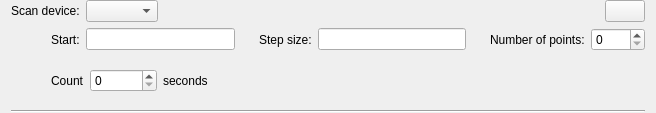
This is lib/nicos/clients/gui/cmdlets/scan.ui in mlz-ictrl/nicos as Qt 5 draws it before an edit. The edited form follows.
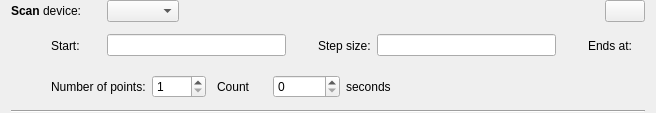
This is the edited form. Icons and pictures are not drawn.

What changed in the file:
```diff
--- a/lib/nicos/clients/gui/cmdlets/scan.ui
+++ b/lib/nicos/clients/gui/cmdlets/scan.ui
@@ -24,8 +24,14 @@
     <layout class="QHBoxLayout" name="horizontalLayout">
      <item>
       <widget class="QLabel" name="label">
+       <property name="minimumSize">
+        <size>
+         <width>90</width>
+         <height>0</height>
+        </size>
+       </property>
        <property name="text">
-        <string>Scan device:</string>
+        <string>&lt;b&gt;Scan&lt;/b&gt; device:</string>
        </property>
       </widget>
      </item>
@@ -84,6 +90,12 @@
      </item>
      <item>
       <widget class="QLabel" name="label_2">
+       <property name="minimumSize">
+        <size>
+         <width>50</width>
+         <height>0</height>
+        </size>
+       </property>
        <property name="text">
         <string>Start:</string>
        </property>
@@ -109,8 +121,8 @@
        </property>
        <property name="sizeHint" stdset="0">
         <size>
-         <width>5</width>
-         <height>1</height>
+         <width>13</width>
+         <height>13</height>
         </size>
        </property>
       </spacer>
@@ -133,7 +145,7 @@
       </widget>
      </item>
      <item>
-      <spacer name="horizontalSpacer_6">
+      <spacer name="horizontalSpacer_7">
        <property name="orientation">
         <enum>Qt::Horizontal</enum>
        </property>
@@ -142,8 +154,42 @@
        </property>
        <property name="sizeHint" stdset="0">
         <size>
-         <width>5</width>
-         <height>1</height>
+         <width>13</width>
+         <height>13</height>
+        </size>
+       </property>
+      </spacer>
+     </item>
+     <item>
+      <widget class="QLabel" name="label_7">
+       <property name="text">
+        <string>Ends at:</string>
+       </property>
+      </widget>
+     </item>
+     <item>
+      <widget class="QLabel" name="endPos">
+       <property name="text">
+        <string/>
+       </property>
+      </widget>
+     </item>
+    </layout>
+   </item>
+   <item>
+    <layout class="QHBoxLayout" name="horizontalLayout_3">
+     <item>
+      <spacer name="horizontalSpacer_4">
+       <property name="orientation">
+        <enum>Qt::Horizontal</enum>
+       </property>
+       <property name="sizeType">
+        <enum>QSizePolicy::Fixed</enum>
+       </property>
+       <property name="sizeHint" stdset="0">
+        <size>
+         <width>40</width>
+         <height>20</height>
         </size>
        </property>
       </spacer>
@@ -157,17 +203,16 @@
      </item>
      <item>
       <widget class="QSpinBox" name="numpoints">
+       <property name="minimum">
+        <number>1</number>
+       </property>
        <property name="maximum">
         <number>1000</number>
        </property>
       </widget>
      </item>
-    </layout>
-   </item>
-   <item>
-    <layout class="QHBoxLayout" name="horizontalLayout_3">
      <item>
-      <spacer name="horizontalSpacer_4">
+      <spacer name="horizontalSpacer_6">
        <property name="orientation">
         <enum>Qt::Horizontal</enum>
        </property>
@@ -176,14 +221,20 @@
        </property>
        <property name="sizeHint" stdset="0">
         <size>
-         <width>40</width>
-         <height>20</height>
+         <width>5</width>
+         <height>1</height>
         </size>
        </property>
       </spacer>
      </item>
      <item>
       <widget class="QLabel" name="label_5">
+       <property name="minimumSize">
+        <size>
+         <width>50</width>
+         <height>0</height>
+        </size>
+       </property>
        <property name="text">
         <string>Count</string>
        </property>
```
Left out of the diff: 4 changed lines with no effect on the pictures.
